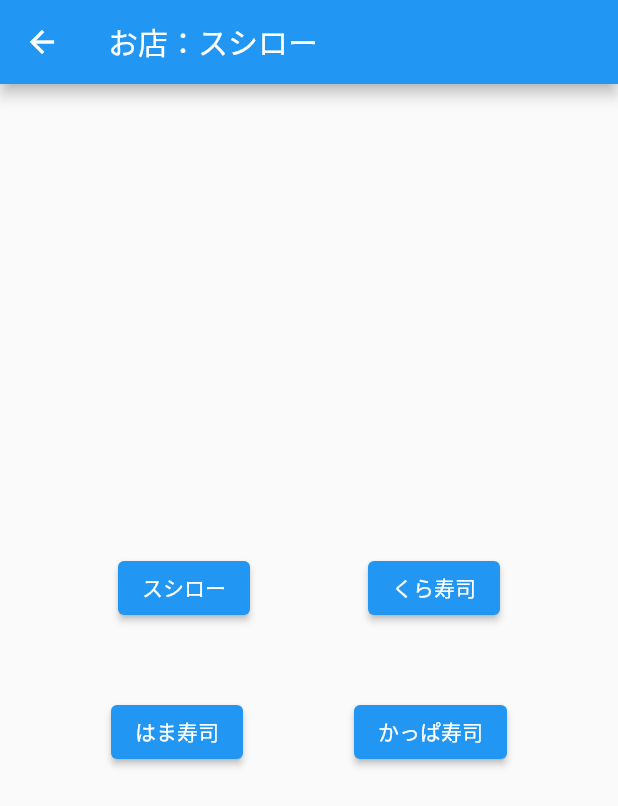
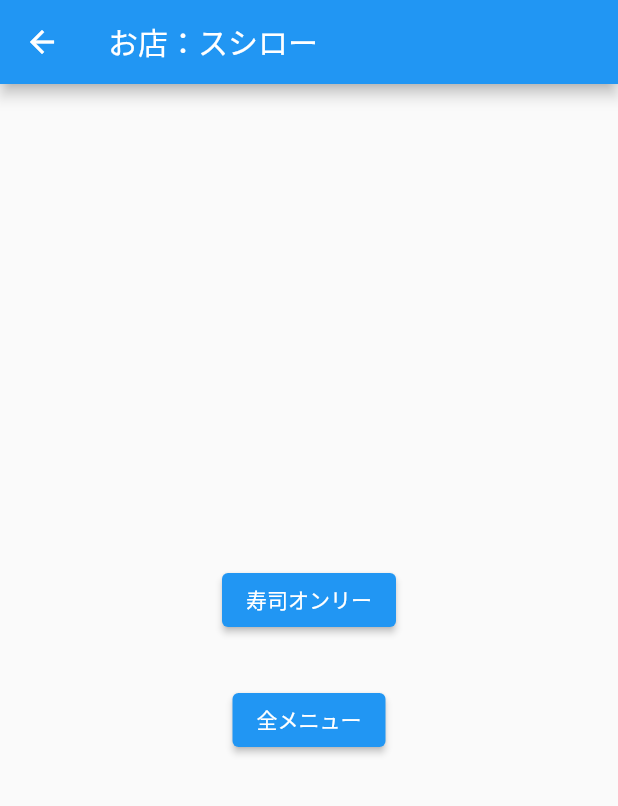
Before and after one commit to kawasaki-create/LocalSushiMemo, a Flutter app: the Roulette screen opened directly, after a tap on "スシロー", on a phone screen of 412 x 824 dp. Shown: the top 806 px of the screen. Run offline on Flutter 3.47's test engine with Material 2 defaults, Android fonts, the phone set to English and light mode, and no system bars; our stand-ins replace cloud_firestore, firebase_auth, firebase_core, like_button; accounts and stored records are empty.

Commit message:
店選択→AppBarのタイトル変更完了。次は画像など

```diff
--- a/lib/routes/roulette_route.dart
+++ b/lib/routes/roulette_route.dart
@@ -7,6 +7,23 @@
 
 class _RouletteState extends State<Roulette> {
   String appBarText = 'お店選択';
+  int sushiKubun = 0;
+
+  joken(){
+  switch(sushiKubun){
+    case 0:
+     return  appBarText = '条件が正しくありません';
+    case 1:
+      return appBarText = 'お店：スシロー';
+    case 2:
+      return appBarText = 'お店：くら寿司';
+    case 3:
+      return appBarText = 'お店：はま寿司';
+    case 4:
+      return appBarText = 'お店：かっぱ寿司';
+    }
+  }
+
 
   @override
   Widget build(BuildContext context) {
@@ -24,7 +41,10 @@
                 ElevatedButton(
                     onPressed: () async{
                       setState(() {
-                        appBarText = 'お店：スシロー';
+                        sushiKubun = 1;
+                        Navigator.push(context,MaterialPageRoute(
+                            builder:(context) => AllorOnly(sushiKubun)
+                        ));
                       });
                     },
                     child: Text('スシロー')
@@ -32,7 +52,10 @@
                 ElevatedButton(
                     onPressed: () async{
                       setState(() {
-                        appBarText = 'お店：くら寿司';
+                        sushiKubun = 2;
+                        Navigator.push(context,MaterialPageRoute(
+                            builder:(context) => AllorOnly(sushiKubun)
+                        ));
                       });
                     },
                     child: Text('くら寿司')
@@ -50,7 +73,10 @@
                 ElevatedButton(
                     onPressed: () async{
                       setState(() {
-                        appBarText = 'お店：はま寿司';
+                        sushiKubun = 3;
+                        Navigator.push(context,MaterialPageRoute(
+                            builder:(context) => AllorOnly(sushiKubun)
+                        ));
                       });
                     },
                     child: Text('はま寿司')
@@ -58,7 +84,10 @@
                 ElevatedButton(
                     onPressed: () async{
                       setState(() {
-                        appBarText = 'お店：かっぱ寿司';
+                        sushiKubun = 4;
+                        Navigator.push(context,MaterialPageRoute(
+                            builder:(context) => AllorOnly(sushiKubun)
+                        ));
                       });
                     },
                     child: Text('かっぱ寿司')
@@ -71,3 +100,56 @@
     );
   }
 }
+
+class AllorOnly extends StatelessWidget {
+  get joken => _RouletteState().joken();
+
+  AllorOnly(this.sushiKubun);
+   int sushiKubun;
+
+   String appBarText = 'お店選択';
+
+  @override
+  Widget build(BuildContext context) {
+    switch(sushiKubun){
+      case 0:
+          appBarText = '条件が正しくありません';
+          break;
+      case 1:
+         appBarText = 'お店：スシロー';
+         break;
+      case 2:
+         appBarText = 'お店：くら寿司';
+         break;
+      case 3:
+         appBarText = 'お店：はま寿司';
+         break;
+      case 4:
+         appBarText = 'お店：かっぱ寿司';
+         break;
+    }
+    return Scaffold(
+      appBar: AppBar(
+        title: Text(appBarText),
+      ),
+      body: Center(
+        child: Column(
+          mainAxisSize: MainAxisSize.min,
+          children: <Widget>[
+            ElevatedButton(
+                onPressed: (){
+
+                },
+                child: Text('寿司オンリー'),
+            ),
+            Text('\n'),
+            ElevatedButton(
+              onPressed: (){},
+              child: Text('全メニュー'),
+            ),
+          ],
+        ),
+      ),
+    );
+  }
+}
```
